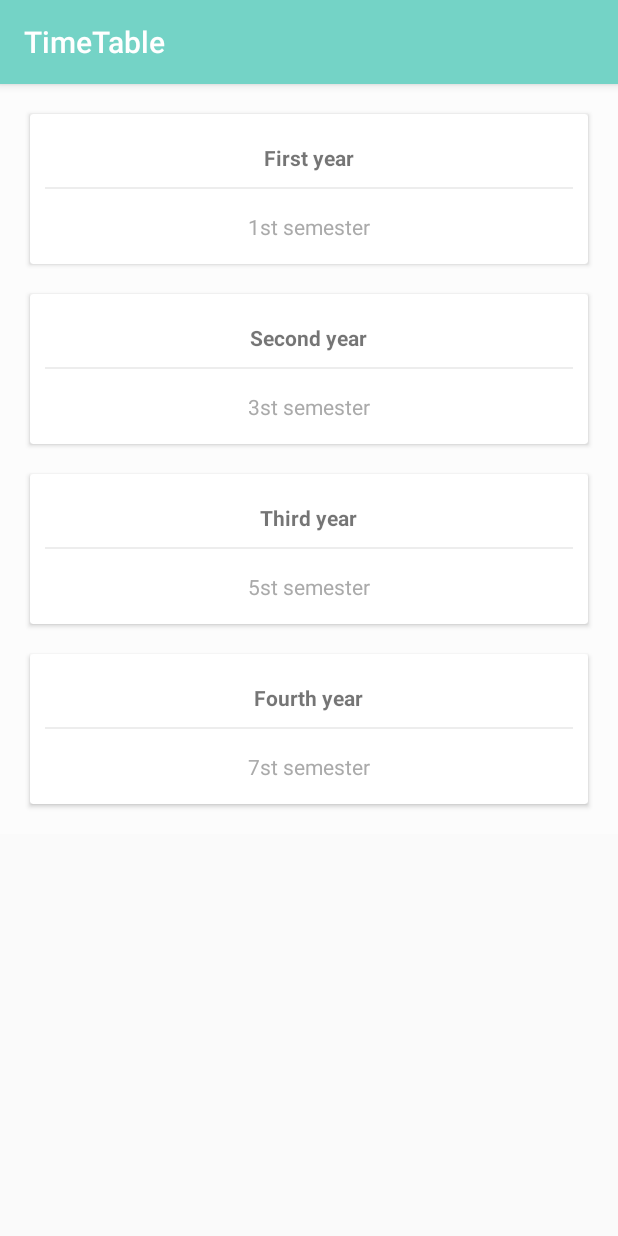
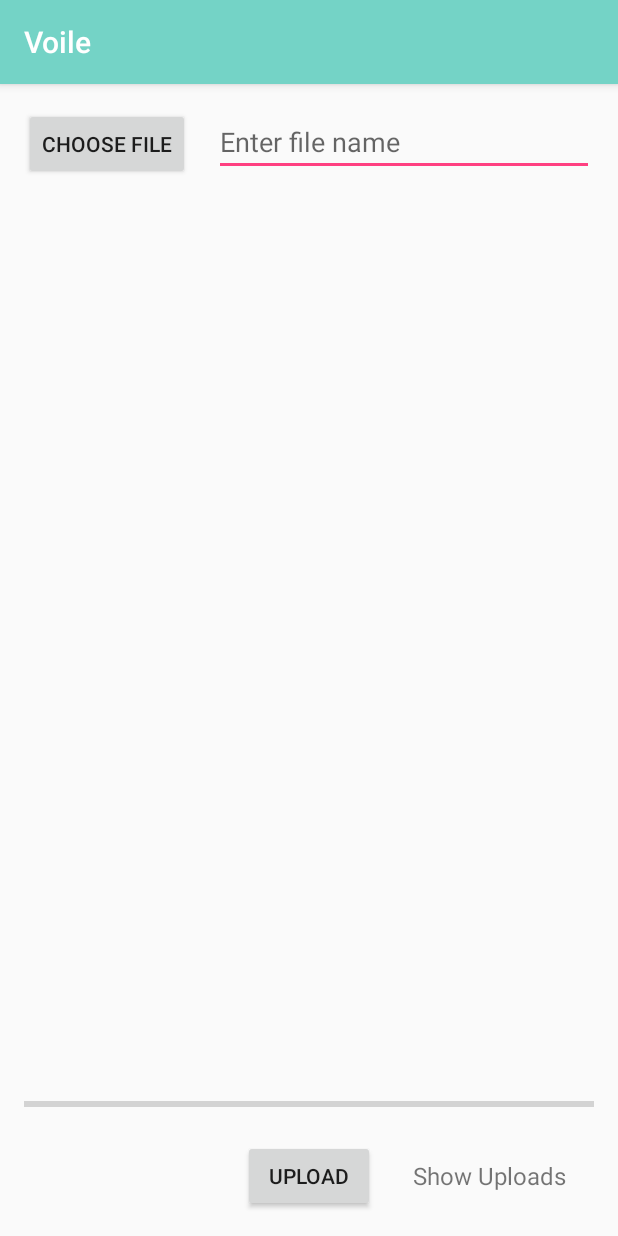
Before and after one commit to sreeteja06/catastropheapp, an Android app: the TimeTable screen opened directly, with no data from a screen before it, after a tap on "Third year", on a phone screen of 412 x 824 dp. Run offline under Robolectric (Android 15) with nearby library versions, the phone set to English and light mode, and no system bars; our stand-ins replace Picasso; pictures from the network do not load.

Commit message:
finally merged the send and recieve into one layout(timetable->second year)

```diff
--- a/app/build.gradle
+++ b/app/build.gradle
@@ -7,7 +7,7 @@ android {
         minSdkVersion 21
         targetSdkVersion 27
         versionCode 1
-        versionName "1.0"
+        versionName "1.0.3"
         testInstrumentationRunner "android.support.test.runner.AndroidJUnitRunner"
     }
     buildTypes {
@@ -24,11 +24,15 @@ dependencies {
     implementation 'com.android.support.constraint:constraint-layout:1.1.0'
     implementation 'com.google.firebase:firebase-database:15.0.1'
     implementation 'com.firebase:firebase-client-android:2.5.2'
+    implementation 'com.google.firebase:firebase-storage:15.0.2'
+    implementation 'com.google.firebase:firebase-auth:15.1.0'
     testImplementation 'junit:junit:4.12'
     androidTestImplementation 'com.android.support.test:runner:1.0.2'
     androidTestImplementation 'com.android.support.test.espresso:espresso-core:3.0.2'
     implementation 'com.android.support:cardview-v7:27.1.1'
     implementation 'com.google.firebase:firebase-core:15.0.2'
+    implementation 'com.android.support:recyclerview-v7:27.1.1'
+    implementation 'com.squareup.picasso:picasso:2.5.2'
 
 }
 apply plugin: 'com.google.gms.google-services'
--- a/app/src/main/AndroidManifest.xml
+++ b/app/src/main/AndroidManifest.xml
@@ -22,7 +22,8 @@
         <activity android:name=".links" />
         <activity android:name=".suggestions" />
         <activity android:name=".timetabledisplay" />
-        <activity android:name=".testfirebase"></activity>
+        <activity android:name=".testfirebase" />
+        <activity android:name=".teststorage"></activity>
     </application>
 
 </manifest>
--- a/app/src/main/java/com/example/sreet/learning/TimeTable.java
+++ b/app/src/main/java/com/example/sreet/learning/TimeTable.java
@@ -41,6 +41,11 @@ public class TimeTable extends AppCompatActivity implements View.OnClickListener
                 startActivity(i);
                 break;
             }
+            case R.id.thirdyearid:{
+                i = new Intent(this,teststorage.class);
+                startActivity(i);
+                break;
+            }
         }
     }
 }
--- /dev/null
+++ b/app/src/main/java/com/example/sreet/learning/teststorage.java
@@ -0,0 +1,81 @@
+package com.example.sreet.learning;
+
+import android.content.Intent;
+import android.net.Uri;
+import android.support.v7.app.AppCompatActivity;
+import android.os.Bundle;
+import android.view.View;
+import android.widget.Button;
+import android.widget.EditText;
+import android.widget.ImageView;
+import android.widget.ProgressBar;
+import android.widget.TextView;
+
+import com.squareup.picasso.Picasso;
+
+public class teststorage extends AppCompatActivity {
+
+    private static final int PICK_IMAGE_REQUEST = 1;
+
+    private Button mButtonChooseImage;
+    private Button mButtonUpload;
+    private TextView mTextViewShowUploads;
+    private EditText mEditTextFileName;
+    private ImageView mImageView;
+    private ProgressBar mProgressBar;
+
+    private Uri mImageUri;
+
+    @Override
+    protected void onCreate(Bundle savedInstanceState) {
+        super.onCreate(savedInstanceState);
+        setContentView(R.layout.activity_teststorage);
+
+        mButtonChooseImage = findViewById(R.id.button_choose_image);
+        mButtonUpload = findViewById(R.id.button_upload);
+        mTextViewShowUploads = findViewById(R.id.text_view_show_uploads);
+        mEditTextFileName = findViewById(R.id.edit_text_file_name);
+        mImageView = findViewById(R.id.image_view);
+        mProgressBar = findViewById(R.id.progress_bar);
+
+        mButtonChooseImage.setOnClickListener(new View.OnClickListener() {
+            @Override
+            public void onClick(View v) {
+                openFileChooser();
+            }
+        });
+
+        mButtonUpload.setOnClickListener(new View.OnClickListener() {
+            @Override
+            public void onClick(View v) {
+
+            }
+        });
+
+        mTextViewShowUploads.setOnClickListener(new View.OnClickListener() {
+            @Override
+            public void onClick(View v) {
+
+            }
+        });
+    }
+
+    private void openFileChooser() {
+        Intent intent = new Intent();
+        intent.setType("image/*");
+        intent.setAction(Intent.ACTION_GET_CONTENT);
+        startActivityForResult(intent, PICK_IMAGE_REQUEST);
+    }
+
+    @Override
+    protected void onActivityResult(int requestCode, int resultCode, Intent data) {
+        super.onActivityResult(requestCode, resultCode, data);
+
+        if (requestCode == PICK_IMAGE_REQUEST && resultCode == RESULT_OK
+                && data != null && data.getData() != null) {
+            mImageUri = data.getData();
+
+            Picasso.with(this).load(mImageUri).into(mImageView);
+        }
+    }
+}
--- /dev/null
+++ b/app/src/main/res/layout/activity_teststorage.xml
@@ -0,0 +1,61 @@
+<?xml version="1.0" encoding="utf-8"?>
+<RelativeLayout xmlns:android="http://schemas.android.com/apk/res/android"
+    xmlns:app="http://schemas.android.com/apk/res-auto"
+    xmlns:tools="http://schemas.android.com/tools"
+    android:layout_width="match_parent"
+    android:layout_height="match_parent"
+    android:padding="16dp"
+    tools:context=".teststorage">
+
+    <Button
+        android:id="@+id/button_choose_image"
+        android:layout_width="wrap_content"
+        android:layout_height="wrap_content"
+        android:text="Choose file" />
+
+    <EditText
+        android:id="@+id/edit_text_file_name"
+        android:layout_width="match_parent"
+        android:layout_height="wrap_content"
+        android:layout_marginStart="16dp"
+        android:layout_toEndOf="@+id/button_choose_image"
+        android:hint="Enter file name" />
+
+    <ImageView
+        android:id="@+id/image_view"
+        android:layout_width="match_parent"
+        android:layout_height="match_parent"
+        android:layout_above="@id/progress_bar"
+        android:layout_below="@id/edit_text_file_name"
+        android:layout_marginTop="16dp" />
+
+    <ProgressBar
+        android:id="@+id/progress_bar"
+        style="@style/Widget.AppCompat.ProgressBar.Horizontal"
+        android:layout_width="match_parent"
+        android:layout_height="wrap_content"
+        android:layout_above="@+id/button_upload"
+        android:layout_alignParentStart="true"
+        android:layout_marginBottom="16dp" />
+
+    <Button
+        android:id="@+id/button_upload"
+        android:layout_width="wrap_content"
+        android:layout_height="wrap_content"
+        android:layout_alignParentBottom="true"
+        android:layout_centerHorizontal="true"
+        android:text="Upload" />
+
+    <TextView
+        android:id="@+id/text_view_show_uploads"
+        android:layout_width="wrap_content"
+        android:layout_height="wrap_content"
+        android:layout_alignBottom="@+id/button_upload"
+        android:layout_alignTop="@+id/button_upload"
+        android:layout_marginStart="25dp"
+        android:layout_toEndOf="@+id/button_upload"
+        android:gravity="center"
+        android:text="Show Uploads"
+        android:textSize="16sp" />
+
+</RelativeLayout>
```
Also changed, not shown: app/src/main/java/com/example/sreet/learning/testfirebase.java (+28 -2 lines), app/src/main/java/com/example/sreet/learning/timetabledisplay.java (+11 -4 lines), app/src/main/res/layout/activity_testfirebase.xml (+40 -3 lines), app/src/main/res/layout/activity_timetabledisplay.xml (+0 -15 lines).
